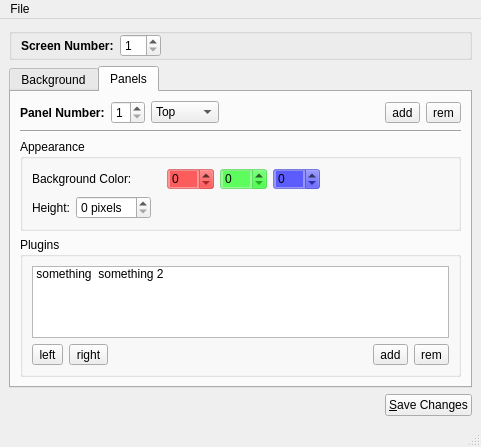
Above: lumina/lumina-config/mainUI.ui from trueos/pcbsd before the change. Below: the same form after it.
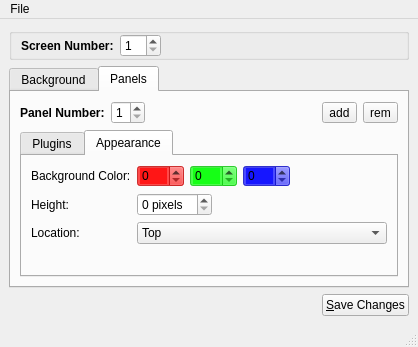
That is the form after the change. The open tabs and pages were chosen to show the change.

Commit message: Enable most of the panel tab - it can now save/load most settings: the only thing still not working yet is the panel add/remove.

What changed in the file:
```diff
--- a/lumina/lumina-config/mainUI.ui
+++ b/lumina/lumina-config/mainUI.ui
@@ -6,8 +6,8 @@
    <rect>
     <x>0</x>
     <y>0</y>
-    <width>481</width>
-    <height>395</height>
+    <width>418</width>
+    <height>329</height>
    </rect>
   </property>
   <property name="windowTitle">
@@ -210,23 +210,6 @@
             </property>
            </widget>
           </item>
-          <item>
-           <widget class="QComboBox" name="combo_tb_location">
-            <property name="sizeAdjustPolicy">
-             <enum>QComboBox::AdjustToContentsOnFirstShow</enum>
-            </property>
-            <item>
-             <property name="text">
-              <string>Top</string>
-             </property>
-            </item>
-            <item>
-             <property name="text">
-              <string>Bottom</string>
-             </property>
-            </item>
-           </widget>
-          </item>
           <item>
            <spacer name="horizontalSpacer_4">
             <property name="orientation">
@@ -269,138 +252,29 @@
          </layout>
         </item>
         <item>
-         <widget class="Line" name="line">
-          <property name="orientation">
-           <enum>Qt::Horizontal</enum>
+         <widget class="QTabWidget" name="tabWidget_2">
+          <property name="currentIndex">
+           <number>0</number>
           </property>
-         </widget>
-        </item>
-        <item>
-         <widget class="QGroupBox" name="groupBox_2">
-          <property name="title">
-           <string>Appearance</string>
-          </property>
-          <layout class="QVBoxLayout" name="verticalLayout_3">
-           <item>
-            <layout class="QHBoxLayout" name="horizontalLayout_2">
-             <item>
-              <widget class="QLabel" name="label_tb_color">
-               <property name="sizePolicy">
-                <sizepolicy hsizetype="Expanding" vsizetype="Preferred">
-                 <horstretch>0</horstretch>
-                 <verstretch>0</verstretch>
-                </sizepolicy>
-               </property>
-               <property name="text">
-                <string>Background Color:</string>
-               </property>
-               <property name="alignment">
-                <set>Qt::AlignLeading|Qt::AlignLeft|Qt::AlignVCenter</set>
-               </property>
-              </widget>
-             </item>
-             <item>
-              <widget class="QSpinBox" name="spin_tb_R">
-               <property name="styleSheet">
-                <string notr="true">QSpinBox{ background: rgba(255,0,0,100); }</string>
-               </property>
-               <property name="suffix">
-                <string/>
-               </property>
-               <property name="prefix">
-                <string/>
-               </property>
-               <property name="maximum">
-                <number>255</number>
-               </property>
-              </widget>
-             </item>
-             <item>
-              <widget class="QSpinBox" name="spin_tb_G">
-               <property name="styleSheet">
-                <string notr="true">background: rgba(0,255,0,100);</string>
-               </property>
-               <property name="prefix">
-                <string/>
-               </property>
-               <property name="maximum">
-                <number>255</number>
-               </property>
-              </widget>
-             </item>
-             <item>
-              <widget class="QSpinBox" name="spin_tb_B">
-               <property name="styleSheet">
-                <string notr="true">background: rgba(0,0,255,100);</string>
-               </property>
-               <property name="prefix">
-                <string/>
-               </property>
-               <property name="maximum">
-                <number>255</number>
-               </property>
-              </widget>
-             </item>
-             <item>
-              <spacer name="horizontalSpacer_6">
-               <property name="orientation">
-                <enum>Qt::Horizontal</enum>
-               </property>
-               <property name="sizeHint" stdset="0">
-                <size>
-                 <width>40</width>
-                 <height>20</height>
-                </size>
-               </property>
-              </spacer>
-             </item>
-            </layout>
-           </item>
-           <item>
-            <layout class="QHBoxLayout" name="horizontalLayout_5">
-             <item>
-              <widget class="QLabel" name="label_2">
-               <property name="text">
-                <string>Height:</string>
-               </property>
-              </widget>
-             </item>
-             <item>
-              <widget class="QSpinBox" name="spin_tb_height">
-               <property name="suffix">
-                <string> pixels</string>
-               </property>
-               <property name="prefix">
-                <string/>
-               </property>
-              </widget>
-             </item>
-             <item>
-              <spacer name="horizontalSpacer_7">
-               <property name="orientation">
-                <enum>Qt::Horizontal</enum>
-               </property>
-               <property name="sizeHint" stdset="0">
-                <size>
-                 <width>40</width>
-                 <height>20</height>
-                </size>
-               </property>
-              </spacer>
-             </item>
-            </layout>
-           </item>
-          </layout>
-         </widget>
-        </item>
-        <item>
-         <widget class="QGroupBox" name="groupBox">
-          <property name="title">
+          <widget class="QWidget" name="tab_2">
+           <attribute name="title">
            <string>Plugins</string>
-          </property>
+           </attribute>
           <layout class="QVBoxLayout" name="verticalLayout_5">
            <item>
             <widget class="QListWidget" name="list_tb_plugins">
+              <property name="sizePolicy">
+               <sizepolicy hsizetype="Expanding" vsizetype="Minimum">
+                <horstretch>0</horstretch>
+                <verstretch>0</verstretch>
+               </sizepolicy>
+              </property>
+              <property name="maximumSize">
+               <size>
+                <width>16777215</width>
+                <height>70</height>
+               </size>
+              </property>
              <property name="flow">
               <enum>QListView::LeftToRight</enum>
              </property>
@@ -500,7 +374,174 @@
              </item>
             </layout>
            </item>
-          </layout>
+            <item>
+             <spacer name="verticalSpacer_2">
+              <property name="orientation">
+               <enum>Qt::Vertical</enum>
+              </property>
+              <property name="sizeHint" stdset="0">
+               <size>
+                <width>20</width>
+                <height>40</height>
+               </size>
+              </property>
+             </spacer>
+            </item>
+           </layout>
+          </widget>
+          <widget class="QWidget" name="tab">
+           <attribute name="title">
+            <string>Appearance</string>
+           </attribute>
+           <layout class="QFormLayout" name="formLayout">
+            <item row="0" column="0">
+             <widget class="QLabel" name="label_tb_color">
+              <property name="sizePolicy">
+               <sizepolicy hsizetype="Expanding" vsizetype="Preferred">
+                <horstretch>0</horstretch>
+                <verstretch>0</verstretch>
+               </sizepolicy>
+              </property>
+              <property name="text">
+               <string>Background Color:</string>
+              </property>
+              <property name="alignment">
+               <set>Qt::AlignLeading|Qt::AlignLeft|Qt::AlignVCenter</set>
+              </property>
+             </widget>
+            </item>
+            <item row="0" column="1">
+             <layout class="QHBoxLayout" name="horizontalLayout_2">
+              <item>
+               <widget class="QSpinBox" name="spin_tb_R">
+                <property name="styleSheet">
+                 <string notr="true">QSpinBox{ background: rgba(255,0,0,180); }</string>
+                </property>
+                <property name="suffix">
+                 <string/>
+                </property>
+                <property name="prefix">
+                 <string/>
+                </property>
+                <property name="maximum">
+                 <number>255</number>
+                </property>
+               </widget>
+              </item>
+              <item>
+               <widget class="QSpinBox" name="spin_tb_G">
+                <property name="styleSheet">
+                 <string notr="true">background: rgba(0,255,0,180);</string>
+                </property>
+                <property name="prefix">
+                 <string/>
+                </property>
+                <property name="maximum">
+                 <number>255</number>
+                </property>
+               </widget>
+              </item>
+              <item>
+               <widget class="QSpinBox" name="spin_tb_B">
+                <property name="styleSheet">
+                 <string notr="true">background: rgba(0,0,255,180);</string>
+                </property>
+                <property name="prefix">
+                 <string/>
+                </property>
+                <property name="maximum">
+                 <number>255</number>
+                </property>
+               </widget>
+              </item>
+              <item>
+               <spacer name="horizontalSpacer_6">
+                <property name="orientation">
+                 <enum>Qt::Horizontal</enum>
+                </property>
+                <property name="sizeHint" stdset="0">
+                 <size>
+                  <width>40</width>
+                  <height>20</height>
+                 </size>
+                </property>
+               </spacer>
+              </item>
+             </layout>
+            </item>
+            <item row="1" column="0">
+             <widget class="QLabel" name="label_2">
+              <property name="text">
+               <string>Height:</string>
+              </property>
+             </widget>
+            </item>
+            <item row="1" column="1">
+             <layout class="QHBoxLayout" name="horizontalLayout_5">
+              <item>
+               <widget class="QSpinBox" name="spin_tb_height">
+                <property name="suffix">
+                 <string> pixels</string>
+                </property>
+                <property name="prefix">
+                 <string/>
+                </property>
+               </widget>
+              </item>
+              <item>
+               <spacer name="horizontalSpacer_7">
+                <property name="orientation">
+                 <enum>Qt::Horizontal</enum>
+                </property>
+                <property name="sizeHint" stdset="0">
+                 <size>
+                  <width>40</width>
+                  <height>20</height>
+                 </size>
+                </property>
+               </spacer>
+              </item>
+             </layout>
+            </item>
+            <item row="3" column="0">
+             <spacer name="verticalSpacer_3">
+              <property name="orientation">
+               <enum>Qt::Vertical</enum>
+              </property>
+              <property name="sizeHint" stdset="0">
+               <size>
+                <width>20</width>
+                <height>40</height>
+               </size>
+              </property>
+             </spacer>
+            </item>
+            <item row="2" column="0">
+             <widget class="QLabel" name="label_3">
+              <property name="text">
+               <string>Location:</string>
+              </property>
+             </widget>
+            </item>
+            <item row="2" column="1">
+             <widget class="QComboBox" name="combo_tb_location">
+              <property name="sizeAdjustPolicy">
+               <enum>QComboBox::AdjustToContentsOnFirstShow</enum>
+              </property>
+              <item>
+               <property name="text">
+                <string>Top</string>
+               </property>
+              </item>
+              <item>
+               <property name="text">
+                <string>Bottom</string>
+               </property>
+              </item>
+             </widget>
+            </item>
+           </layout>
+          </widget>
          </widget>
         </item>
        </layout>
@@ -538,7 +579,7 @@
     <rect>
      <x>0</x>
      <y>0</y>
-     <width>481</width>
+     <width>418</width>
      <height>20</height>
     </rect>
    </property>
```
Left out of the diff: 2 changed lines with no effect on the pictures. Lines whose indentation alone changed are shown as unchanged. The commit also changes 2 other files.
